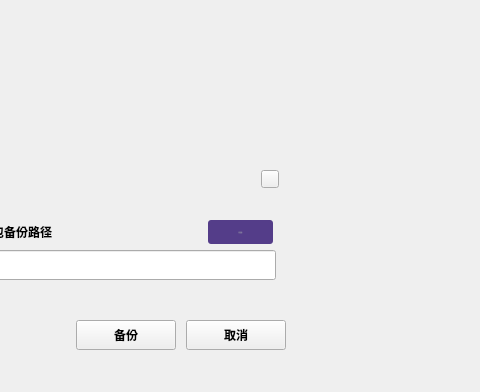
Before: the Qt Designer form LNKWallet/dialog/backupwalletdialog.ui in HcashOrg/hx-indicator, drawn with Qt 5; both pictures show x 364 to 844 and y 0 to 392 of the 960 by 543 pixel window.
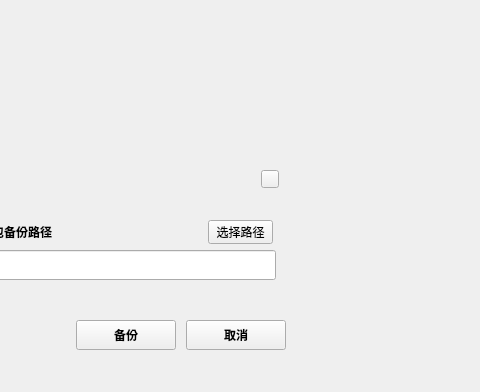
After: the same form once the commit is applied.

Patch:
```diff
--- a/LNKWallet/dialog/backupwalletdialog.ui
+++ b/LNKWallet/dialog/backupwalletdialog.ui
@@ -101,7 +101,6 @@
      <property name="font">
       <font>
        <family>微软雅黑</family>
-       <pointsize>-1</pointsize>
        <weight>50</weight>
        <italic>false</italic>
        <bold>false</bold>
@@ -111,8 +110,7 @@
       <cursorShape>PointingHandCursor</cursorShape>
      </property>
      <property name="styleSheet">
-      <string notr="true">QToolButton{color: rgb(137,129, 161);font: 11px &quot;微软雅黑&quot;;background-color: rgb(84,61,137);border:0px solid white;border-radius:3px;}
-QToolButton:hover{color:white;}</string>
+      <string notr="true"/>
      </property>
      <property name="text">
       <string>选择路径</string>
```
